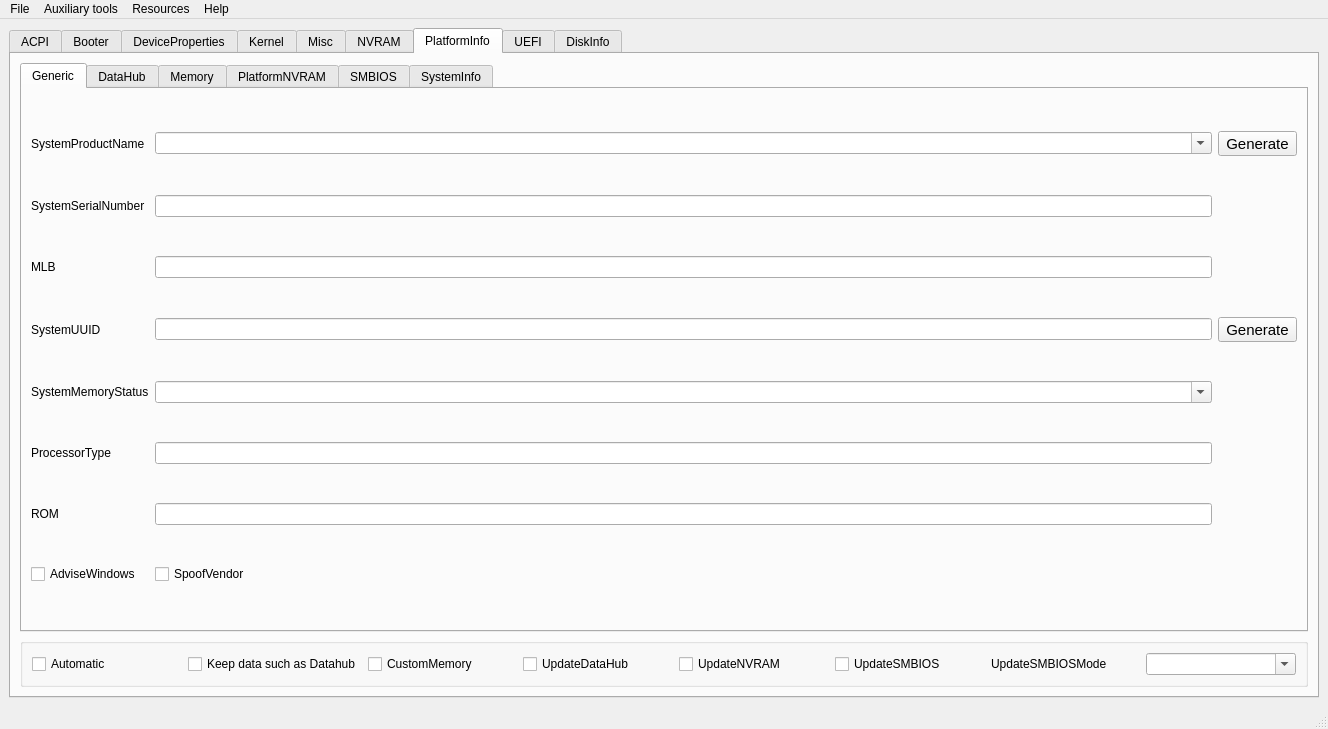
Before: the Qt Designer form mainwindow.ui in ic005k/OCAuxiliaryTools, drawn with Qt 5.
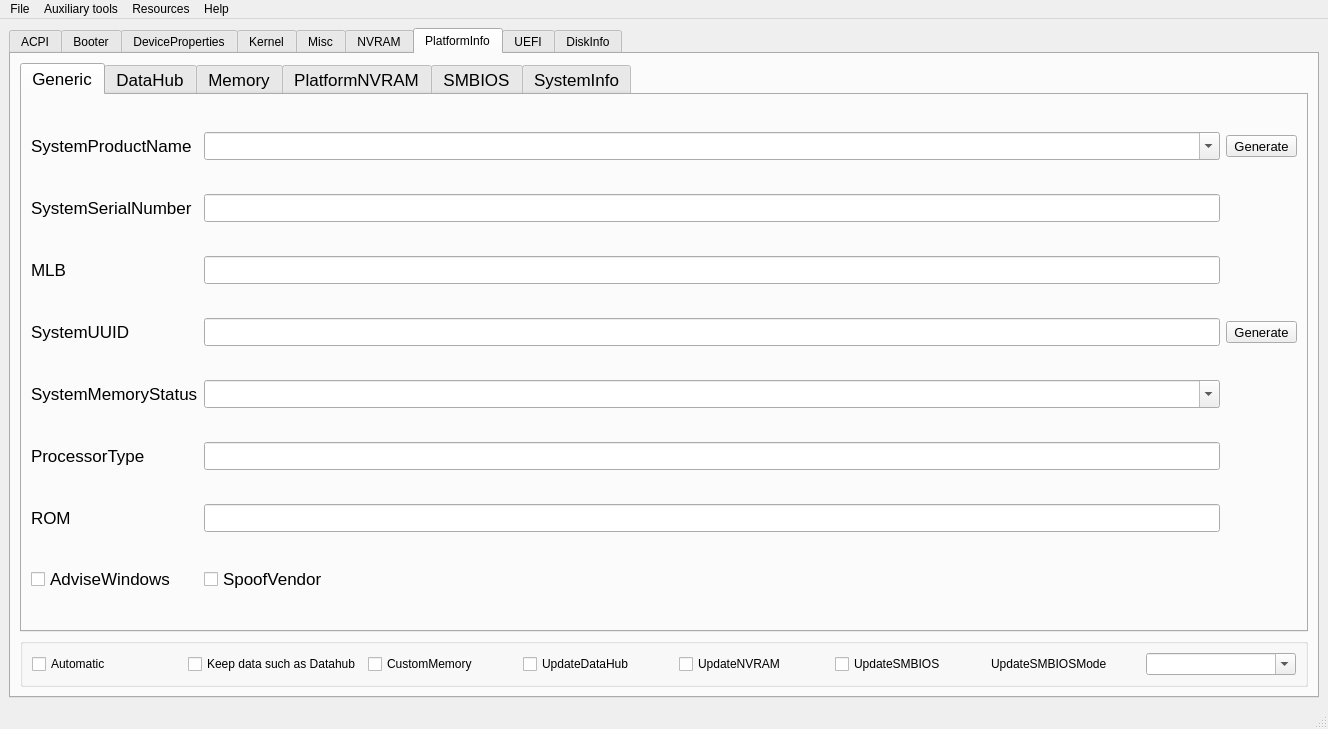
After: the same form once the commit is applied. The open tabs and pages were chosen to show the change. Icons and pictures are not drawn.

```diff
--- a/mainwindow.ui
+++ b/mainwindow.ui
@@ -4491,7 +4491,7 @@
          <widget class="QTabWidget" name="tabPlatformInfo">
           <property name="font">
            <font>
-            <pointsize>9</pointsize>
+            <pointsize>13</pointsize>
            </font>
           </property>
           <property name="tabShape">
@@ -4532,7 +4532,7 @@
              <widget class="QToolButton" name="btnGenerate">
               <property name="font">
                <font>
-                <pointsize>11</pointsize>
+                <pointsize>10</pointsize>
                </font>
               </property>
               <property name="text">
@@ -4592,7 +4592,7 @@
              <widget class="QToolButton" name="btnSystemUUID">
               <property name="font">
                <font>
-                <pointsize>11</pointsize>
+                <pointsize>10</pointsize>
                </font>
               </property>
               <property name="text">
```
Left out of the diff: 112 changed lines with no effect on the pictures.
